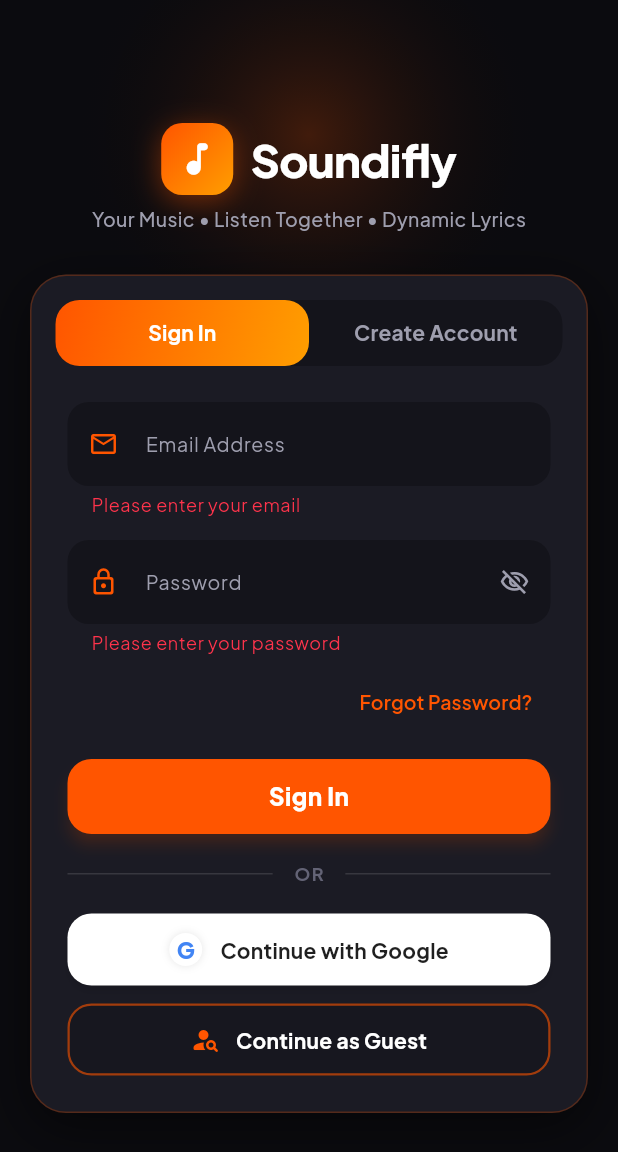
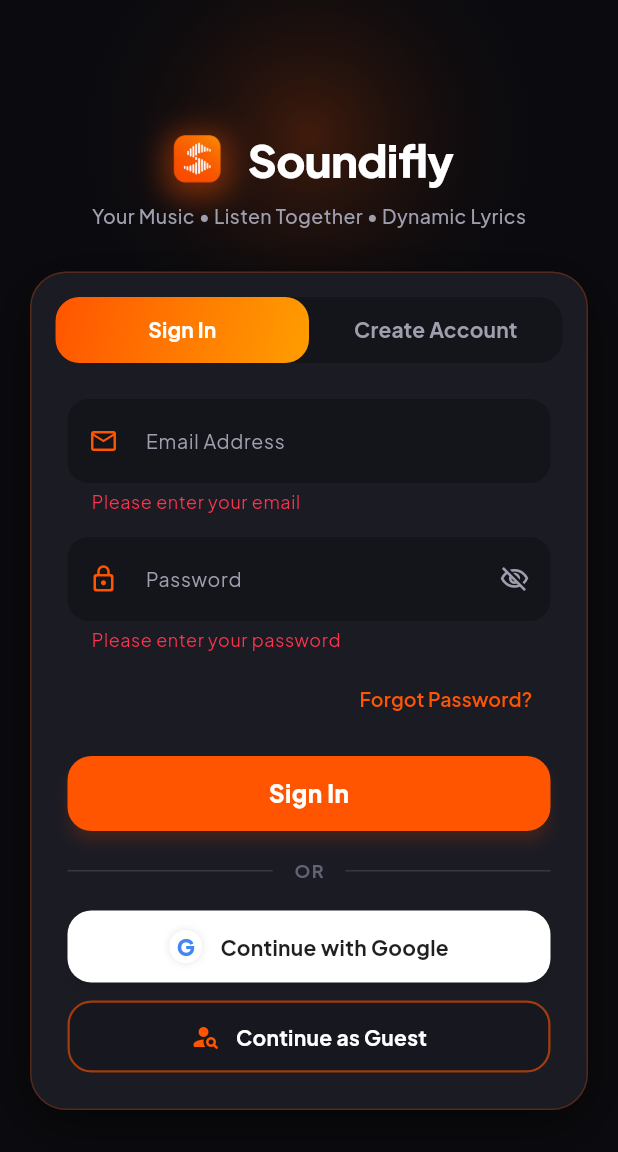
Before and after one commit to Ridam-112/soundifly, a Flutter app: the screen it shows after launch, after a tap on "Sign In", on a phone screen of 412 x 824 dp. Shown: the top 1152 px of the screen. Run offline on Flutter 3.47's test engine with Material 3 defaults, Android fonts, the light colour scheme and no system bars; our stand-ins replace audioplayers, google_fonts, supabase_flutter; missing offline and left inert: dart:js_interop; accounts and stored records are empty.

Commit message:
feat(branding): integrate enhanced official orange Soundifly logo into app icon, splash screen, auth and home screens

```diff
--- a/lib/screens/auth/auth_screen.dart
+++ b/lib/screens/auth/auth_screen.dart
@@ -134,10 +134,10 @@ class _AuthScreenState extends State<AuthScreen> with SingleTickerProviderStateM
                         mainAxisAlignment: MainAxisAlignment.center,
                         children: [
                           Container(
-                            padding: const EdgeInsets.all(10),
+                            width: 44,
+                            height: 44,
                             decoration: BoxDecoration(
-                              gradient: AppGradients.primaryOrange,
-                              borderRadius: BorderRadius.circular(14),
+                              borderRadius: BorderRadius.circular(12),
                               boxShadow: [
                                 BoxShadow(
                                   color: AppColors.primary.withValues(alpha: 0.4),
@@ -146,7 +146,15 @@ class _AuthScreenState extends State<AuthScreen> with SingleTickerProviderStateM
                                 ),
                               ],
                             ),
-                            child: const Icon(Icons.music_note_rounded, color: Colors.white, size: 28),
+                            child: ClipRRect(
+                              borderRadius: BorderRadius.circular(12),
+                              child: Image.asset(
+                                'assets/images/logo.png',
+                                width: 44,
+                                height: 44,
+                                fit: BoxFit.cover,
+                              ),
+                            ),
                           ),
                           const SizedBox(width: 12),
                           const Text(
--- a/lib/screens/home_screen.dart
+++ b/lib/screens/home_screen.dart
@@ -55,13 +55,14 @@ class _HomeScreenState extends State<HomeScreen> {
             backgroundColor: AppColors.bgDark.withValues(alpha: 0.85),
             title: Row(
               children: [
-                Container(
-                  padding: const EdgeInsets.all(7),
-                  decoration: BoxDecoration(
-                    gradient: AppGradients.primaryOrange,
-                    borderRadius: BorderRadius.circular(10),
+                ClipRRect(
+                  borderRadius: BorderRadius.circular(8),
+                  child: Image.asset(
+                    'assets/images/logo.png',
+                    width: 28,
+                    height: 28,
+                    fit: BoxFit.cover,
                   ),
-                  child: const Icon(Icons.graphic_eq_rounded, color: Colors.white, size: 20),
                 ),
                 const SizedBox(width: 10),
                 const Text(
--- a/lib/screens/splash_screen.dart
+++ b/lib/screens/splash_screen.dart
@@ -94,10 +94,9 @@ class _SplashScreenState extends State<SplashScreen> with SingleTickerProviderSt
                     children: [
                       // Soundifly Brand Icon with Neon Glow
                       Container(
-                        width: 96,
-                        height: 96,
+                        width: 108,
+                        height: 108,
                         decoration: BoxDecoration(
-                          gradient: AppGradients.primaryOrange,
                           borderRadius: BorderRadius.circular(28),
                           boxShadow: [
                             BoxShadow(
@@ -108,11 +107,13 @@ class _SplashScreenState extends State<SplashScreen> with SingleTickerProviderSt
                             ),
                           ],
                         ),
-                        child: const Center(
-                          child: Icon(
-                            Icons.graphic_eq_rounded,
-                            size: 54,
-                            color: Colors.white,
+                        child: ClipRRect(
+                          borderRadius: BorderRadius.circular(28),
+                          child: Image.asset(
+                            'assets/images/logo.png',
+                            width: 108,
+                            height: 108,
+                            fit: BoxFit.cover,
                           ),
                         ),
                       ),
--- a/pubspec.yaml
+++ b/pubspec.yaml
@@ -65,10 +65,8 @@ flutter:
   # the material Icons class.
   uses-material-design: true
 
-  # To add assets to your application, add an assets section, like this:
-  # assets:
-  #   - images/a_dot_burr.jpeg
-  #   - images/a_dot_ham.jpeg
+  assets:
+    - assets/images/
 
   # An image asset can refer to one or more resolution-specific "variants", see
   # https://flutter.dev/to/resolution-aware-images
```
Also changed, not shown: assets/images/logo.png (added), 10 other files.
